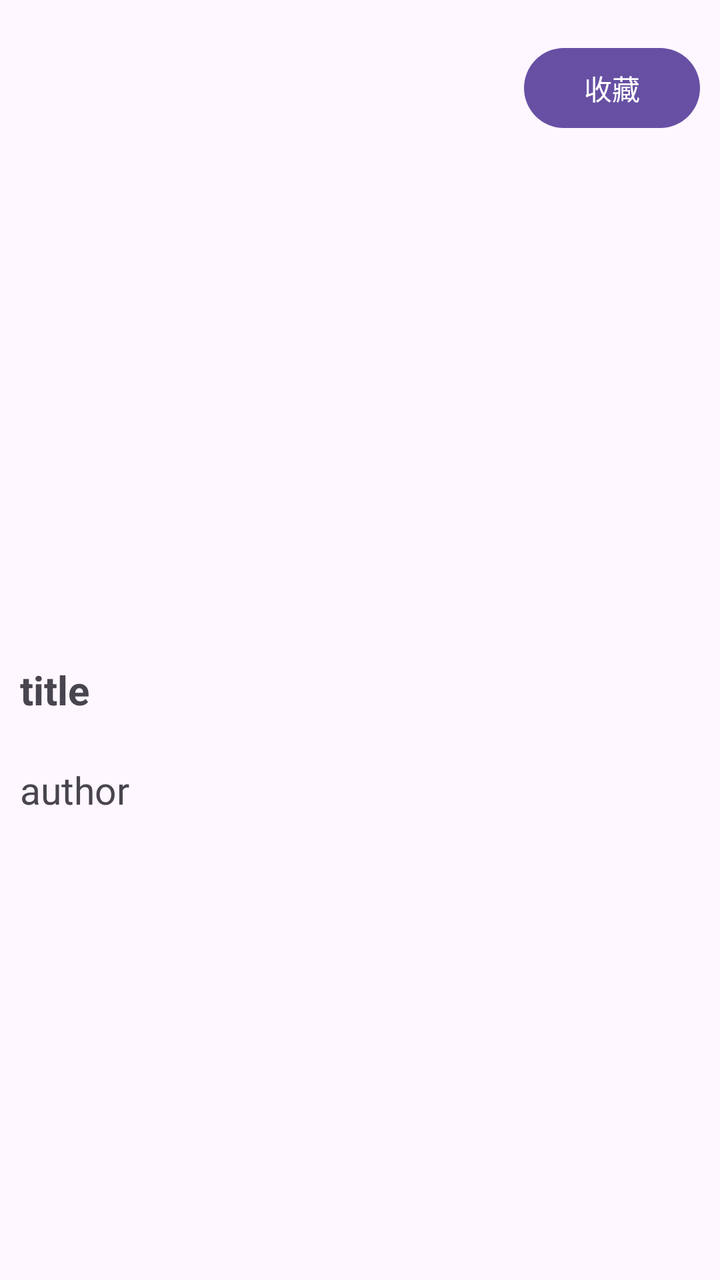
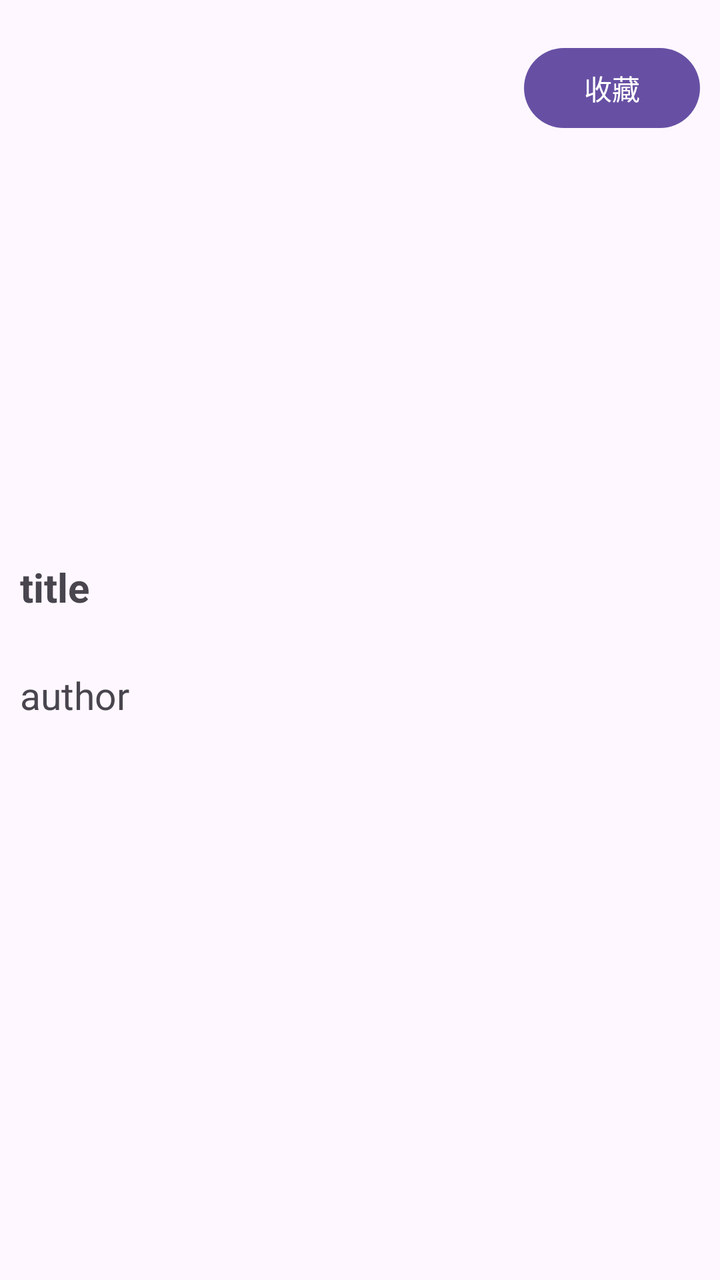

Screens rendered from an Android XML layout before and after an edit, with the pre-edit source and the edit as a unified diff.
<!-- AndroidManifest.xml: application theme Theme.MyProject -->
<!-- res/layout/rv_item.xml -->
<?xml version="1.0" encoding="utf-8"?>
<androidx.constraintlayout.widget.ConstraintLayout xmlns:android="http://schemas.android.com/apk/res/android"
    xmlns:app="http://schemas.android.com/apk/res-auto"
    android:layout_width="match_parent"
    android:layout_height="wrap_content"
    android:paddingVertical="10dp">

    <androidx.constraintlayout.widget.Guideline
        android:id="@+id/guideline"
        android:layout_width="0dp"
        android:layout_height="0dp"
        android:orientation="horizontal"
        app:layout_constraintGuide_percent="0.6" />

    <TextView
        android:id="@+id/title_text"
        android:layout_width="0dp"
        android:layout_height="wrap_content"
        android:layout_marginStart="10dp"
        android:text="@string/mainTitle"
        android:textSize="20sp"
        android:textStyle="bold"
        app:layout_constraintBottom_toTopOf="@+id/guideline"
        app:layout_constraintEnd_toStartOf="@+id/collect_button"
        android:minLines="2"
        android:maxLines="2"
        android:ellipsize="end"
        app:layout_constraintStart_toStartOf="parent" />

    <TextView
        android:id="@+id/subTitle_text"
        android:layout_width="0dp"
        android:layout_height="wrap_content"
        android:text="@string/author"
        android:ellipsize="end"
        android:maxLines="1"
        android:textSize="19sp"
        app:layout_constraintEnd_toStartOf="@+id/collect_button"
        app:layout_constraintStart_toStartOf="@+id/title_text"
        app:layout_constraintTop_toBottomOf="@+id/guideline" />

    <Button
        android:id="@+id/collect_button"
        android:layout_width="wrap_content"
        android:layout_height="wrap_content"
        android:layout_margin="10dp"
        android:text="@string/collectButton"
        app:layout_constraintEnd_toEndOf="parent"
        app:layout_constraintTop_toTopOf="parent" />



</androidx.constraintlayout.widget.ConstraintLayout>
<!-- resources referenced by this layout -->
<resources>
  <string name="author">author</string>
  <string name="collectButton">收藏</string>
  <string name="mainTitle">title</string>
  <style name="Theme.MyProject" parent="Base.Theme.MyProject" />
  <style name="Base.Theme.MyProject" parent="Theme.Material3.DayNight.NoActionBar">
          
          
      </style>
</resources>

<!-- the commit's change to res/layout/rv_item.xml (unified diff, before → after) -->
@@ -5,39 +5,36 @@
     android:layout_height="wrap_content"
     android:paddingVertical="10dp">
 
-    <androidx.constraintlayout.widget.Guideline
-        android:id="@+id/guideline"
-        android:layout_width="0dp"
-        android:layout_height="0dp"
-        android:orientation="horizontal"
-        app:layout_constraintGuide_percent="0.6" />
-
     <TextView
         android:id="@+id/title_text"
         android:layout_width="0dp"
         android:layout_height="wrap_content"
         android:layout_marginStart="10dp"
+        android:layout_marginBottom="4dp"
+        android:ellipsize="end"
+        android:maxLines="2"
+        android:minLines="2"
         android:text="@string/mainTitle"
         android:textSize="20sp"
         android:textStyle="bold"
-        app:layout_constraintBottom_toTopOf="@+id/guideline"
+        app:layout_constraintBottom_toTopOf="@+id/subTitle_text"
         app:layout_constraintEnd_toStartOf="@+id/collect_button"
-        android:minLines="2"
-        android:maxLines="2"
-        android:ellipsize="end"
-        app:layout_constraintStart_toStartOf="parent" />
+        app:layout_constraintStart_toStartOf="parent"
+        app:layout_constraintTop_toTopOf="parent"
+        app:layout_constraintVertical_chainStyle="packed" />
 
     <TextView
         android:id="@+id/subTitle_text"
         android:layout_width="0dp"
         android:layout_height="wrap_content"
-        android:text="@string/author"
         android:ellipsize="end"
         android:maxLines="1"
+        android:text="@string/author"
         android:textSize="19sp"
+        app:layout_constraintBottom_toBottomOf="parent"
         app:layout_constraintEnd_toStartOf="@+id/collect_button"
         app:layout_constraintStart_toStartOf="@+id/title_text"
-        app:layout_constraintTop_toBottomOf="@+id/guideline" />
+        app:layout_constraintTop_toBottomOf="@+id/title_text" />
 
     <Button
         android:id="@+id/collect_button"
@@ -48,6 +45,4 @@
         app:layout_constraintEnd_toEndOf="parent"
         app:layout_constraintTop_toTopOf="parent" />
 
-
-
 </androidx.constraintlayout.widget.ConstraintLayout>
